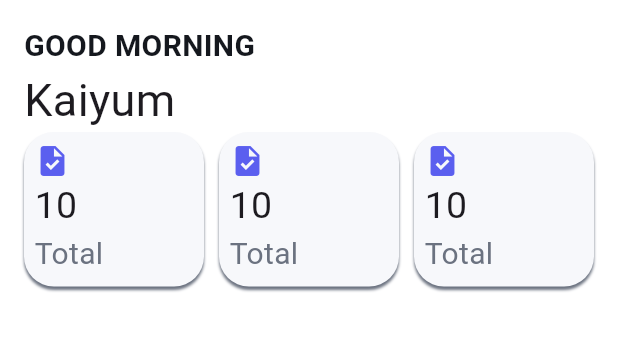
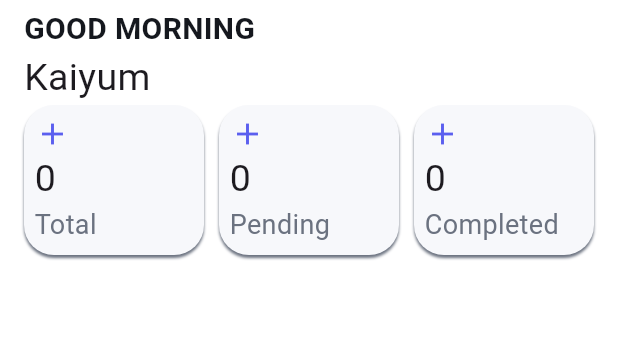
Before and after one commit to MD-ABDULKAIYUM/Task-Management-, a Flutter app: the screen it shows after launch, on a phone screen of 412 x 824 dp, the part 84-435 px from its top. Run offline on Flutter 3.47's test engine with Material 3 defaults, Android fonts, the phone set to English and light mode, and no system bars.

Commit message:
start task

```diff
--- a/lib/presentation/home/Home_page.dart
+++ b/lib/presentation/home/Home_page.dart
@@ -45,7 +45,7 @@ class _HomePageState extends State<HomePage> {
       ),
 
       body: Padding(
-        padding: EdgeInsets.all(16.0),
+        padding: EdgeInsets.symmetric(horizontal: 16,vertical: 5),
         child: Column(
           crossAxisAlignment: CrossAxisAlignment.start,
           children: [
@@ -59,15 +59,25 @@ class _HomePageState extends State<HomePage> {
             ),
            Text(
              "Kaiyum",style: TextStyle(
-             fontSize: 30
+             fontSize: 25
            ),
            ),
            Row(
              spacing: 10,
              children: [
-               Expanded(child: StartCard()),
-               Expanded(child: StartCard()),
-               Expanded(child: StartCard()),
+               Expanded(child: StartCard(icon: Icons.add,
+                 iconColor: AppColors.secondaryText,
+                 count: 0,
+                 Level: "Total",)),
+               Expanded(child: StartCard(icon: Icons.add,
+                 iconColor: AppColors.secondaryText,
+                 count: 0,
+                 Level: "Pending",)),
+               Expanded(child: StartCard(icon: Icons.add,
+                 iconColor: AppColors.secondaryText,
+                 count: 0,
+                 Level: "Completed",)),
+
              ],
            )
 
--- a/lib/presentation/home/Widget/start_card.dart
+++ b/lib/presentation/home/Widget/start_card.dart
@@ -3,13 +3,20 @@ import 'package:flutter/material.dart';
 import '../../Core/Apps_colors.dart';
 import '../../Core/Apps_strings.dart';
 class StartCard extends StatelessWidget {
-  const StartCard({super.key});
+  final IconData icon;
+  final Color iconColor ;
+  final int count;
+  final String Level;
+
+  const new({super.key, required this.icon, required this.iconColor, required this.count, required this.Level});
+
+  // const StartCard({super.key});
 
   @override
   Widget build(BuildContext context) {
     return  Container(
 
-      width:120,
+      width:125,
 
       decoration: BoxDecoration(
           color: AppColors.background,
@@ -25,16 +32,16 @@ class StartCard extends StatelessWidget {
         child: Column(
           crossAxisAlignment: CrossAxisAlignment.start,
           children: [
-            Icon(Icons.task,color: AppColors.primary,),
-            Text('10',style: TextStyle(
+            Icon(icon,color: AppColors.primary,),
+            Text(count.toString(),style: TextStyle(
               fontSize: 25 ,
               fontWeight: FontWeight.w400,
 
             ),),
             Text(
-              AppStrings.total,
+              Level,
               style: TextStyle(
-                  fontSize: 20 ,
+                  fontSize: 18 ,
                   color: AppColors.secondaryText
               ),
             )
```
